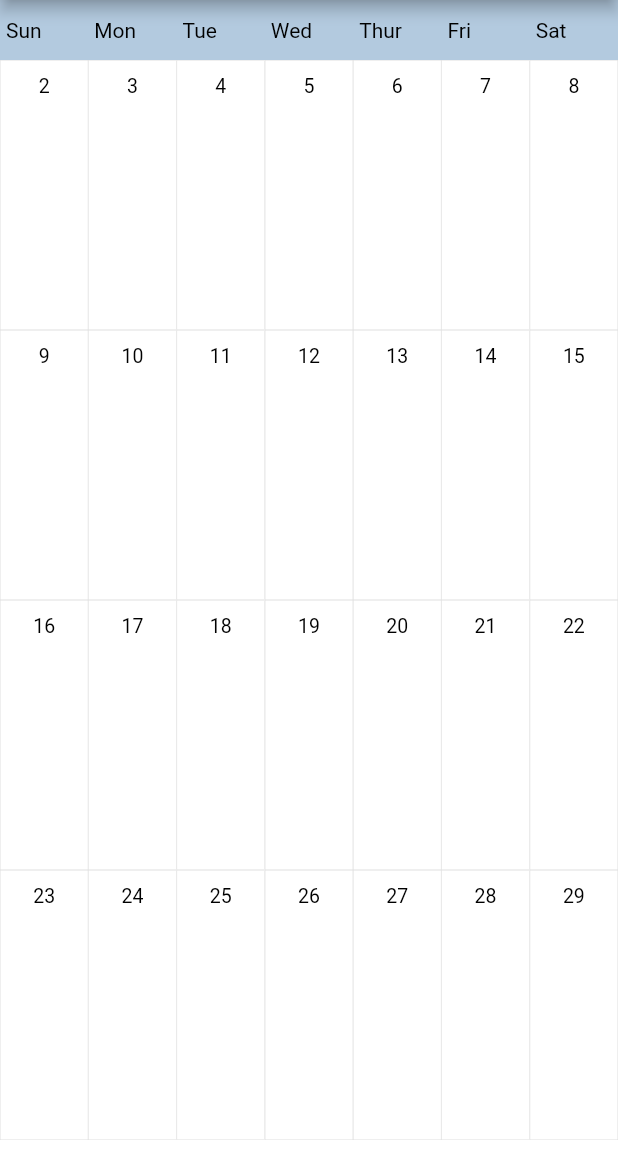
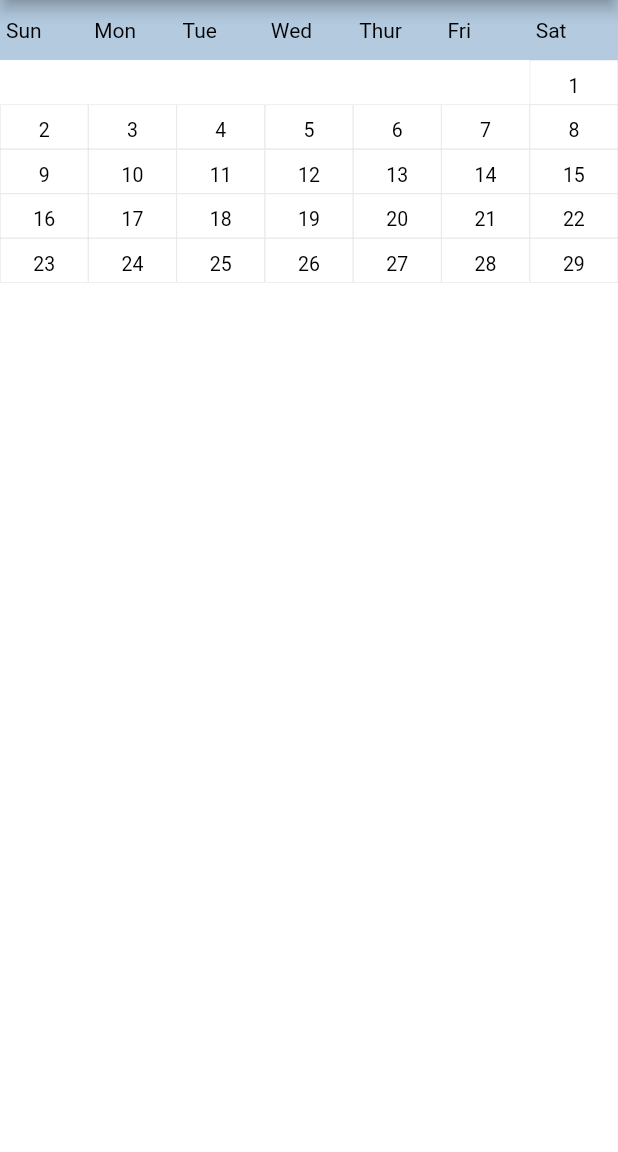
Before and after one commit to rynssnjn/event_calendar, a Flutter app: the screen it shows after launch, swiped to page 3, on a phone screen of 412 x 824 dp, the part 84-1236 px from its top. Run offline on Flutter 3.47's test engine with Material 2 defaults, Android fonts, the phone set to English and light mode, and no system bars.

```diff
--- a/lib/day_container.dart
+++ b/lib/day_container.dart
@@ -6,12 +6,14 @@ class DayContainer extends StatelessWidget {
     this.eventWidgets,
     this.currentMonthDate,
     this.width,
+    this.height,
   });
 
   final DateTime day;
   final List<Widget> eventWidgets;
   final DateTime currentMonthDate;
   final double width;
+  final double height;
   @override
   Widget build(BuildContext context) {
     return InkWell(
@@ -23,7 +25,7 @@ class DayContainer extends StatelessWidget {
           color: Colors.white,
         ),
         width: width,
-        height: 180,
+        height: height,
         padding: EdgeInsets.only(top: 5),
         child: Column(
           mainAxisSize: MainAxisSize.min,
--- a/lib/month_view.dart
+++ b/lib/month_view.dart
@@ -65,7 +65,10 @@ class _CalendarMonthWidgetState extends State<CalendarMonthWidget> {
     for (int i = 0; i < 7; i++, currentDayNumber++) {
       final List<Widget> eventWidgetsInDay = [];
       if (currentDayNumber <= 0 || currentDayNumber > getNumberOfDays()) {
-        break;
+        dayViewWidgets.add(Container(
+          width: widget.dayWidgetSize.width,
+          padding: EdgeInsets.only(top: 5),
+        ));
       } else {
         //get list of events on this date sorted according to their start date and add them to stack or to a dayview
         final int numberOfEventsToDisplay = (widget.dayWidgetSize.height - dateTxtHt) ~/ eventItemHt;
```
Also changed, not shown: example/lib/main.dart (+11 -11 lines).
